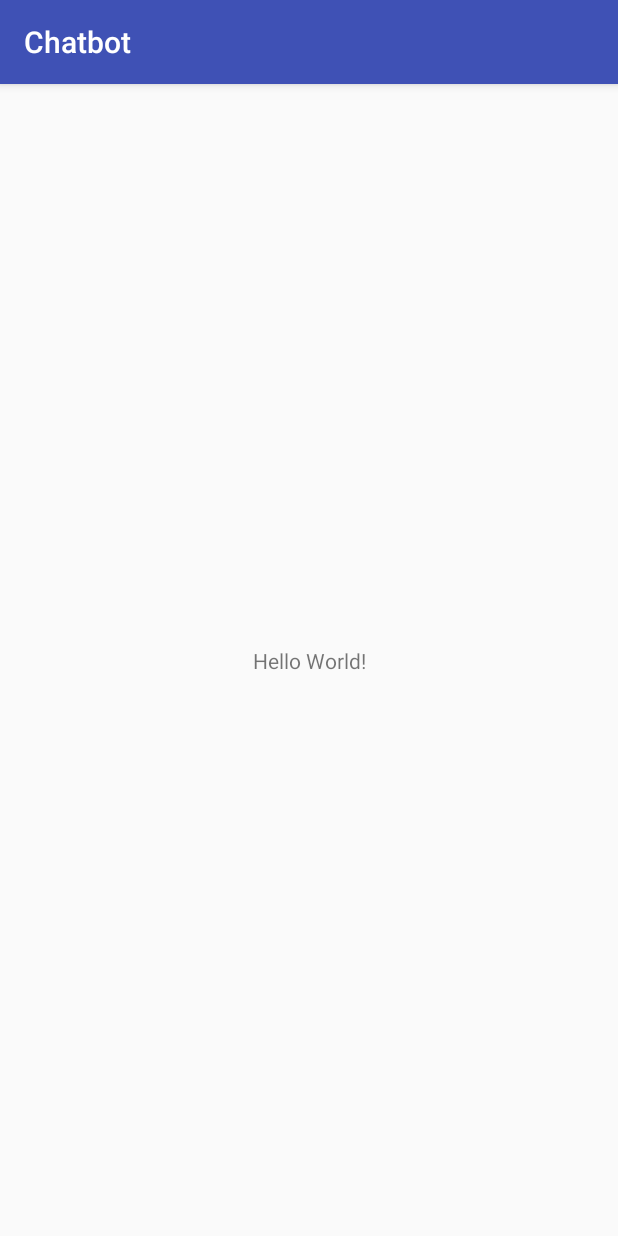
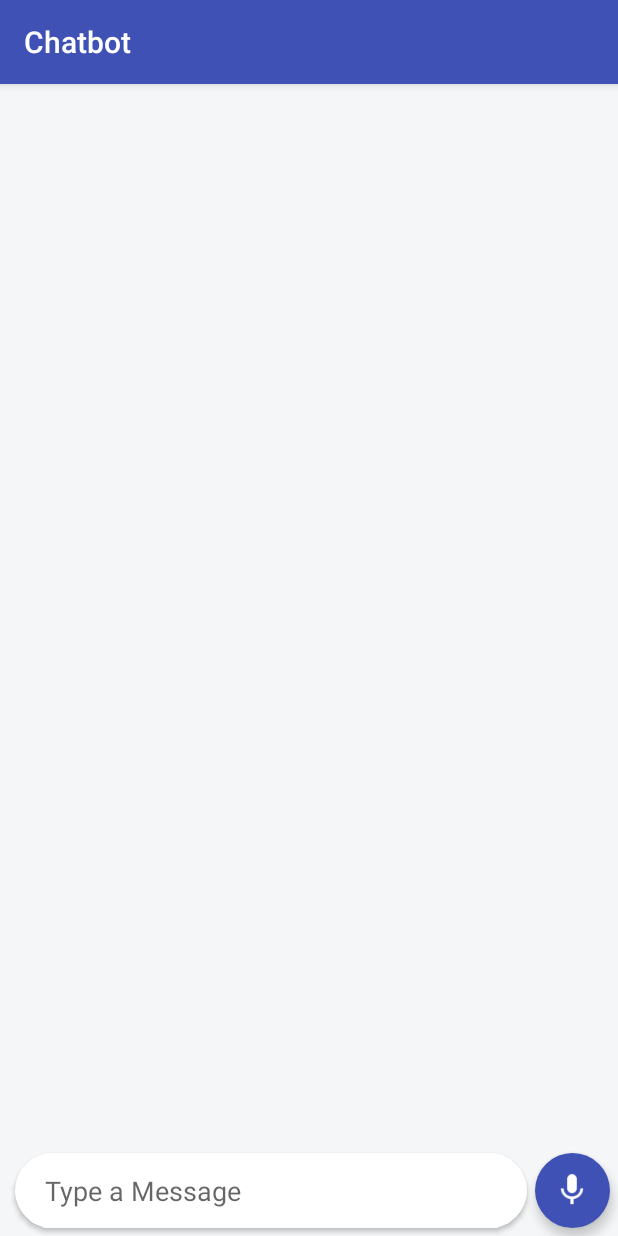
Before and after one commit to prathamApp/git_prathamchatbot, an Android app: the screen it shows after launch (MainActivity), on a phone screen of 412 x 824 dp. Run offline under Robolectric (Android 15) with nearby library versions, the phone set to English and light mode, and no system bars.

Commit message:
pk commits

```diff
--- /dev/null
+++ b/app/src/main/res/drawable-v24/back_addtask.xml
@@ -0,0 +1,8 @@
+<?xml version="1.0" encoding="UTF-8"?>
+<shape xmlns:android="http://schemas.android.com/apk/res/android">
+    <solid android:color="#fff"/>
+
+    <corners android:radius="25dp"
+        />
+    <padding android:left="0dip" android:top="0dip" android:right="0dip" android:bottom="0dip" />
+</shape>
--- /dev/null
+++ b/app/src/main/res/drawable-v24/back_fab.xml
@@ -0,0 +1,6 @@
+<shape xmlns:android="http://schemas.android.com/apk/res/android"
+    android:shape="oval">
+
+    <solid android:color="@color/colorPrimary" />
+
+</shape>
--- a/app/src/main/res/layout/activity_main.xml
+++ b/app/src/main/res/layout/activity_main.xml
@@ -1,18 +1,77 @@
 <?xml version="1.0" encoding="utf-8"?>
-<android.support.constraint.ConstraintLayout xmlns:android="http://schemas.android.com/apk/res/android"
-    xmlns:app="http://schemas.android.com/apk/res-auto"
+<RelativeLayout
+    xmlns:android="http://schemas.android.com/apk/res/android"
     xmlns:tools="http://schemas.android.com/tools"
     android:layout_width="match_parent"
     android:layout_height="match_parent"
-    tools:context=".MainActivity">
+    tools:context="info.pratham.chatbot.MainActivity">
 
-    <TextView
-        android:layout_width="wrap_content"
+
+    <android.support.v7.widget.RecyclerView
+        android:id="@+id/recyclerView"
+        android:layout_width="match_parent"
+        android:layout_height="match_parent"
+        android:paddingTop="10dp"
+        android:paddingBottom="50dp"
+        android:clipToPadding="false"
+        android:background="#f4f6f7"
+        />
+
+
+    <RelativeLayout
+        android:layout_width="match_parent"
         android:layout_height="wrap_content"
-        android:text="Hello World!"
-        app:layout_constraintBottom_toBottomOf="parent"
-        app:layout_constraintLeft_toLeftOf="parent"
-        app:layout_constraintRight_toRightOf="parent"
-        app:layout_constraintTop_toTopOf="parent" />
+        android:layout_alignParentBottom="true">
 
-</android.support.constraint.ConstraintLayout>
+
+        <RelativeLayout
+            android:layout_width="match_parent"
+            android:layout_height="wrap_content"
+            android:layout_marginStart="10dp"
+            android:layout_marginLeft="10dp"
+            android:layout_marginEnd="5dp"
+            android:layout_marginRight="5dp"
+            android:layout_marginBottom="10dp"
+            android:elevation="2dp"
+            android:background="@drawable/back_addtask"
+            android:layout_toStartOf="@+id/addBtn"
+            android:layout_toLeftOf="@+id/addBtn"
+            android:layout_centerVertical="true"
+            >
+            <EditText
+                android:id="@+id/editText"
+                android:layout_width="match_parent"
+                android:layout_height="wrap_content"
+                android:minHeight="50dp"
+                android:layout_marginStart="20dp"
+                android:layout_marginEnd="20dp"
+                android:background="#fff"
+                android:hint="Type a Message"
+                android:textSize="18sp"/>
+        </RelativeLayout>
+
+        <RelativeLayout
+            android:id="@+id/addBtn"
+            android:layout_width="50dp"
+            android:layout_height="50dp"
+            android:layout_alignParentEnd="true"
+            android:layout_alignParentRight="true"
+            android:background="@drawable/back_fab"
+            android:layout_marginBottom="10dp"
+            android:layout_marginEnd="5dp"
+            android:layout_marginRight="5dp"
+            android:elevation="4dp"
+            android:layout_centerInParent="true"
+            >
+            <ImageView
+                android:id="@+id/fab_img"
+                android:layout_width="25dp"
+                android:layout_height="25dp"
+                android:layout_centerInParent="true"
+                android:src="@drawable/ic_mic_white_24dp"
+                android:tint="#fff"/>
+        </RelativeLayout>
+
+    </RelativeLayout>
+
+</RelativeLayout>
```
Also changed, not shown: app/src/main/res/drawable-v24/ic_mic_white_24dp.png (added), app/src/main/res/drawable-v24/ic_send_white_24dp.png (added).
